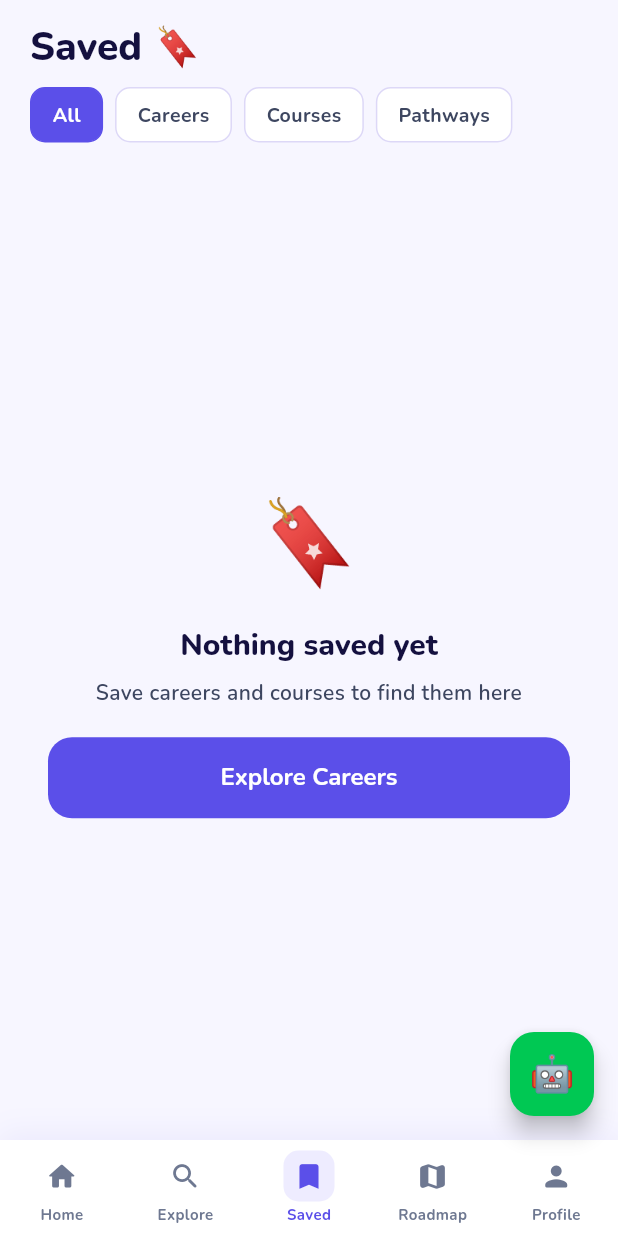
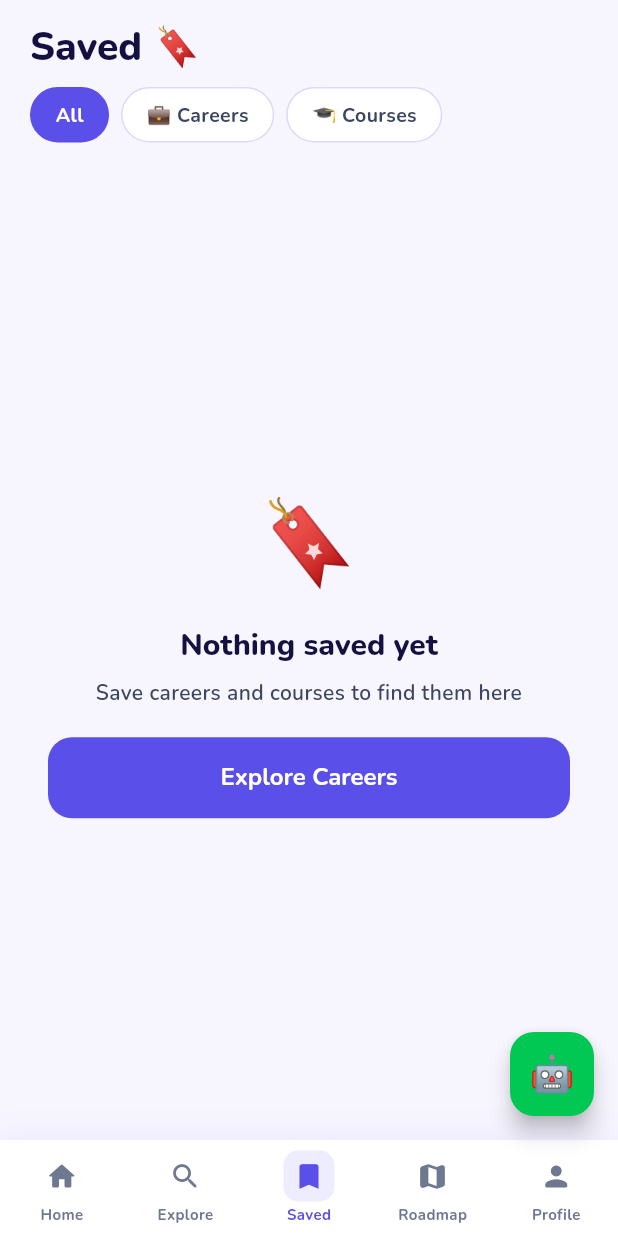
Before and after one commit to mvemmmve-svg/edupaths, a Flutter app: the SavedScreen screen opened by its route, on a phone screen of 412 x 824 dp. Run offline on Flutter 3.47's test engine with Material 3 defaults, Android fonts, the phone set to English and light mode, and no system bars; our stand-ins replace flutter_riverpod, go_router, shimmer, supabase_flutter; missing offline and left inert: dart:html; accounts and stored records are empty.

Commit message:
Add files via upload

```diff
--- a/lib/features/saved/screens/saved_screen.dart
+++ b/lib/features/saved/screens/saved_screen.dart
@@ -1,4 +1,7 @@
 // lib/features/saved/screens/saved_screen.dart
+// Issue 4: removed 'pathway' filter chip and pathway item_type
+// Only shows careers and courses
+
 import 'package:flutter/material.dart';
 import 'package:flutter_riverpod/flutter_riverpod.dart';
 import 'package:go_router/go_router.dart';
@@ -10,6 +13,7 @@ import '../../../shared/widgets/shared_widgets.dart';
 
 class SavedScreen extends ConsumerWidget {
   const SavedScreen({super.key});
+
   @override
   Widget build(BuildContext context, WidgetRef ref) {
     final savedAsync = ref.watch(savedItemsProvider);
@@ -21,75 +25,107 @@ class SavedScreen extends ConsumerWidget {
         Padding(
           padding: const EdgeInsets.fromLTRB(20, 16, 20, 12),
           child: Text('Saved 🔖', style: Theme.of(context).textTheme.displayMedium)),
-        // Filter chips
+
+        // Filter chips — Issue 4: removed 'pathway'
         SingleChildScrollView(
           scrollDirection: Axis.horizontal,
           padding: const EdgeInsets.symmetric(horizontal: 20),
           child: Row(children: [
-            for (final f in ['all', 'career', 'course', 'pathway'])
-              Padding(padding: const EdgeInsets.only(right: 8),
+            for (final f in ['all', 'career', 'course'])
+              Padding(
+                padding: const EdgeInsets.only(right: 8),
                 child: GestureDetector(
                   onTap: () => ref.read(savedFilterProvider.notifier).state = f,
-                  child: Container(
-                    padding: const EdgeInsets.symmetric(horizontal: 14, vertical: 8),
+                  child: AnimatedContainer(
+                    duration: const Duration(milliseconds: 180),
+                    padding: const EdgeInsets.symmetric(horizontal: 16, vertical: 8),
                     decoration: BoxDecoration(
                       color: filter == f ? AppColors.primary : AppColors.bgCard,
-                      borderRadius: BorderRadius.circular(10),
+                      borderRadius: BorderRadius.circular(20),
                       border: Border.all(
                           color: filter == f ? AppColors.primary : AppColors.border)),
-                    child: Text(
-                      f[0].toUpperCase() + f.substring(1) + (f == 'all' ? '' : 's'),
-                      style: TextStyle(fontFamily: 'Nunito', fontSize: 13,
+                    child: Row(mainAxisSize: MainAxisSize.min, children: [
+                      if (f == 'career') const Text('💼 ', style: TextStyle(fontSize: 13))
+                      else if (f == 'course') const Text('🎓 ', style: TextStyle(fontSize: 13)),
+                      Text(
+                        f == 'all' ? 'All' : f == 'career' ? 'Careers' : 'Courses',
+                        style: TextStyle(
+                          fontFamily: 'Nunito', fontSize: 13,
                           fontWeight: FontWeight.w700,
                           color: filter == f ? Colors.white : AppColors.textMid)),
+                    ]),
                   ))),
           ])),
+
         const SizedBox(height: 12),
+
         Expanded(child: savedAsync.when(
           loading: () => const Center(child: CircularProgressIndicator()),
           error: (e, _) => ErrorView(message: e.toString()),
           data: (items) {
-            final filtered = filter == 'all' ? items
-                : items.where((i) => i.itemType == filter).toList();
-            if (filtered.isEmpty) return EmptyState(
-              emoji: '🔖', title: 'Nothing saved yet',
-              subtitle: 'Save careers and courses to find them here',
+            // Issue 4: filter out pathway type entirely
+            final nonPathway = items.where((i) => i.itemType != 'pathway').toList();
+            final filtered = filter == 'all'
+                ? nonPathway
+                : nonPathway.where((i) => i.itemType == filter).toList();
+
+            if (filtered.isEmpty) {
+              return EmptyState(
+                emoji: filter == 'career' ? '💼' : filter == 'course' ? '🎓' : '🔖',
+                title: 'Nothing saved yet',
+                subtitle: filter == 'career'
+                    ? 'Save careers you\'re interested in'
+                    : filter == 'course'
+                        ? 'Save courses to compare later'
+                        : 'Save careers and courses to find them here',
                 actionLabel: 'Explore Careers',
                 onAction: () => context.go(AppConstants.routeExplore));
+            }
+
             return ListView.separated(
               padding: const EdgeInsets.symmetric(horizontal: 20),
               itemCount: filtered.length,
               separatorBuilder: (_, __) => const SizedBox(height: 10),
               itemBuilder: (_, i) {
                 final item = filtered[i];
+                final isCareer = item.itemType == 'career';
+                final color = isCareer ? AppColors.primary : AppColors.accentBlue;
+
                 return EduCard(
-                  onTap: item.itemType == 'career'
+                  onTap: isCareer
                       ? () => context.push('/pathway/${item.itemId}')
-                      : item.itemType == 'course'
-                          ? () => context.push('/course/${item.itemId}')
-                          : null,
+                      : () => context.push('/course/${item.itemId}'),
                   child: Row(children: [
-                    Container(width: 44, height: 44,
+                    Container(
+                      width: 46, height: 46,
                       decoration: BoxDecoration(
-                        color: _typeColor(item.itemType).withOpacity(0.12),
+                        color: color.withOpacity(0.12),
                         borderRadius: BorderRadius.circular(12)),
-                      child: Center(child: Text(_typeEmoji(item.itemType),
+                      child: Center(child: Text(
+                        isCareer ? '💼' : '🎓',
                         style: const TextStyle(fontSize: 22)))),
                     const SizedBox(width: 12),
-                    Expanded(child: Column(crossAxisAlignment: CrossAxisAlignment.start,
+                    Expanded(child: Column(
+                      crossAxisAlignment: CrossAxisAlignment.start,
                       children: [
-                      Text(item.itemTitle ?? 'Saved item', style: const TextStyle(
-                        fontFamily: 'Nunito', fontSize: 14, fontWeight: FontWeight.w800)),
-                      Text(item.itemSubtitle ?? item.itemType, style: const TextStyle(
-                        fontFamily: 'Nunito', fontSize: 12, color: AppColors.textMid)),
+                        Text(item.itemTitle ?? 'Saved item',
+                            style: const TextStyle(
+                                fontFamily: 'Nunito', fontSize: 14,
+                                fontWeight: FontWeight.w800)),
+                        Text(item.itemSubtitle ?? (isCareer ? 'Career' : 'Course'),
+                            style: const TextStyle(
+                                fontFamily: 'Nunito', fontSize: 12,
+                                color: AppColors.textMid)),
                       ])),
                     GestureDetector(
                       onTap: () async {
                         await DbService.unsaveItem(item.itemId);
                         ref.invalidate(savedItemsProvider);
                       },
-                      child: Container(padding: const EdgeInsets.all(8),
-                        decoration: BoxDecoration(color: const Color(0xFFFEF2F2),
+                      child: Container(
+                        padding: const EdgeInsets.all(8),
+                        decoration: BoxDecoration(
+                          color: const Color(0xFFFEF2F2),
                           borderRadius: BorderRadius.circular(8)),
                         child: const Icon(Icons.favorite_rounded,
                             color: Colors.red, size: 18))),
@@ -100,20 +136,4 @@ class SavedScreen extends ConsumerWidget {
       ])),
     );
   }
-
-  Color _typeColor(String type) {
-    switch (type) {
-      case 'career': return AppColors.primary;
-      case 'course': return AppColors.accentBlue;
-      default: return AppColors.accentGreen;
 }
-  }
-
-  String _typeEmoji(String type) {
-    switch (type) {
-      case 'career': return '💼';
-      case 'course': return '🎓';
-      default: return '🗺️';
-    }
-  }
-}
```
Lines whose indentation alone changed are shown as unchanged.
